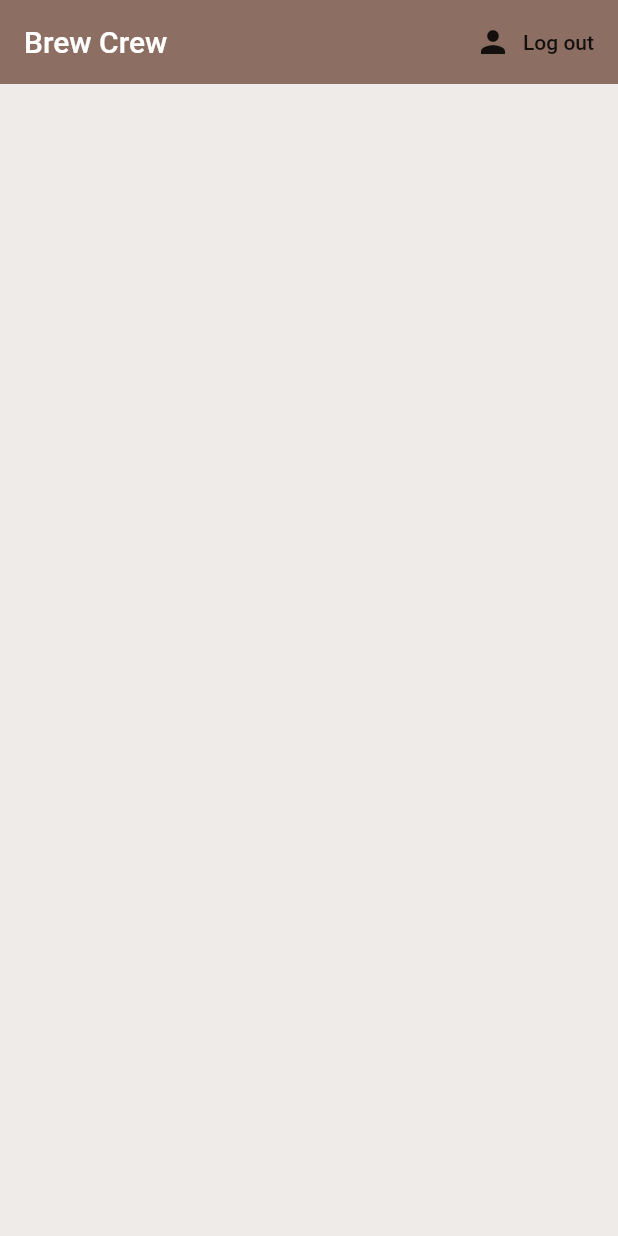
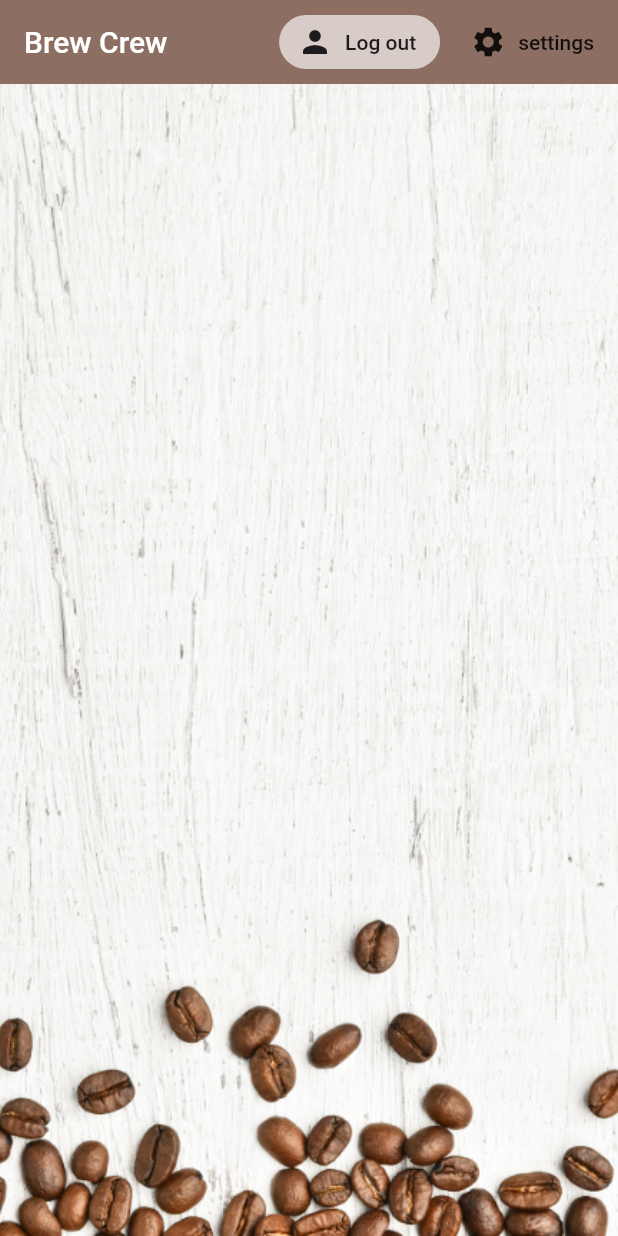
Before and after one commit to Jazzie-z/flutter-firebase, a Flutter app: the screen it shows once a user with an empty profile is signed in, after a tap on "Log out", on a phone screen of 412 x 824 dp. Run offline on Flutter 3.47's test engine with Material 2 defaults, Android fonts, the phone set to English and light mode, and no system bars; our stand-ins replace cloud_firestore, firebase_auth, flutter_spinkit; accounts and stored records are empty.

```diff
--- a/lib/main.dart
+++ b/lib/main.dart
@@ -15,7 +15,10 @@ class MyApp extends StatelessWidget {
     return StreamProvider<User>.value(
       value: AuthService().user,
       child: MaterialApp(
-        home: Wrapper(),
+        debugShowCheckedModeBanner: false,
+        home: Scaffold(
+          body: Wrapper(),
+        ),
       ),
     );
   }
--- /dev/null
+++ b/lib/models/brew.dart
@@ -0,0 +1,7 @@
+class Brew {
+  final String name;
+  final String sugars;
+  final int strength;
+
+  Brew({this.name, this.sugars, this.strength});
+}
--- a/lib/models/user.dart
+++ b/lib/models/user.dart
@@ -3,3 +3,10 @@ class User {
 
   User({this.uid});
 }
+
+class UserData {
+  final String uid, name, sugars;
+  final int strength;
+
+  UserData({this.uid, this.name, this.sugars, this.strength});
+}
--- /dev/null
+++ b/lib/screens/authenticate/components/input_box.dart
@@ -0,0 +1,24 @@
+import 'package:brew_crew/constants.dart';
+import 'package:flutter/material.dart';
+
+class InputBox extends StatelessWidget {
+  final String hint, initialValue;
+  final bool obscureText;
+  final Function onChange, validator;
+
+  const InputBox({Key key, this.hint, this.validator, this.onChange, this.obscureText=false, this.initialValue=''})
+      : super(key: key);
+
+  @override
+  Widget build(BuildContext context) {
+    return TextFormField(
+      decoration: textInputDecoration.copyWith(
+        hintText: hint,
+      ),
+      obscureText: obscureText,
+      onChanged: onChange,
+      validator: validator,
+      initialValue: initialValue,
+    );
+  }
+}
--- a/lib/screens/authenticate/register.dart
+++ b/lib/screens/authenticate/register.dart
@@ -1,3 +1,4 @@
+import 'package:brew_crew/screens/authenticate/components/input_box.dart';
 import 'package:brew_crew/services/auth.dart';
 import 'package:flutter/material.dart';
 
@@ -5,14 +6,17 @@ class Register extends StatefulWidget {
   final Function toggleView;
 
   Register({this.toggleView});
+
   @override
   _RegisterState createState() => _RegisterState();
 }
 
 class _RegisterState extends State<Register> {
   final AuthService _auth = AuthService();
+  final _formKey = GlobalKey<FormState>();
   String email = '';
   String password = '';
+  String error = '';
 
   @override
   Widget build(BuildContext context) {
@@ -34,34 +38,34 @@ class _RegisterState extends State<Register> {
       body: Container(
           padding: EdgeInsets.symmetric(vertical: 20.0, horizontal: 50.0),
           child: Form(
+            key: _formKey,
             child: Column(
               children: <Widget>[
                 SizedBox(
                   height: 20.0,
                 ),
-                TextFormField(
-                  decoration: InputDecoration(
-                    hintText: 'Email'
-                  ),
-                  onChanged: (value) {
+                InputBox(
+                  hint: 'Email',
+                  onChange: (value) {
                     setState(() {
                       email = value;
                     });
                   },
+                  validator: (value) => value.isEmpty ? 'Enter an email' : null,
                 ),
                 SizedBox(
                   height: 20.0,
                 ),
-                TextFormField(
-                  obscureText: true,
-                  decoration: InputDecoration(
-                      hintText: 'Password'
-                  ),
-                  onChanged: (value) {
+                InputBox(
+                  hint: 'Password',
+                    obscureText:true,
+                  onChange: (value) {
                     setState(() {
                       password = value;
                     });
                   },
+                  validator: (value) =>
+                  value.length < 6 ? 'Enter a password 6+ char long' : null,
                 ),
                 SizedBox(
                   height: 20.0,
@@ -71,10 +75,23 @@ class _RegisterState extends State<Register> {
                   child:
                       Text('Register', style: TextStyle(color: Colors.white)),
                   onPressed: () async {
-                    print(email);
-                    print(password);
+                    if (_formKey.currentState.validate()) {
+                      dynamic result =
+                          await _auth.registerWithEmailPass(email, password);
+                      if (result == null) {
+                        setState(() {
+                          error = 'Something went wrong';
+                        });
+                      }
+                    }
                   },
-                )
+                ),
+                SizedBox(
+                  height: 20.0,
+                ),
+                Text(error, style: TextStyle(
+                  color: Colors.red, fontSize: 14
+                ),)
               ],
             ),
           )),
--- a/lib/screens/authenticate/sign_in.dart
+++ b/lib/screens/authenticate/sign_in.dart
@@ -1,3 +1,5 @@
+import 'package:brew_crew/screens/authenticate/components/input_box.dart';
+import 'package:brew_crew/screens/loading.dart';
 import 'package:brew_crew/services/auth.dart';
 import 'package:flutter/material.dart';
 
@@ -12,13 +14,18 @@ class SignIn extends StatefulWidget {
 
 class _SignInState extends State<SignIn> {
   final AuthService _auth = AuthService();
+  final _formKey = GlobalKey<FormState>();
+  bool loading = false;
 
   String email = '';
   String password = '';
+  String error = '';
 
   @override
   Widget build(BuildContext context) {
-    return Scaffold(
+    return loading
+        ? Loading()
+        : Scaffold(
             backgroundColor: Colors.brown[100],
             appBar: AppBar(
               backgroundColor: Colors.brown[400],
@@ -33,46 +40,77 @@ class _SignInState extends State<SignIn> {
                     label: Text('Register'))
               ],
             ),
-      body: Container(
-          padding: EdgeInsets.symmetric(vertical: 20.0, horizontal: 50.0),
+            body: SingleChildScrollView(
+              child: Container(
+                  padding:
+                      EdgeInsets.symmetric(vertical: 20.0, horizontal: 50.0),
                   child: Form(
+                    key: _formKey,
                     child: Column(
                       children: <Widget>[
                         SizedBox(
                           height: 20.0,
                         ),
-                TextFormField(
-                  onChanged: (value) {
+                        InputBox(
+                          hint: 'Email',
+                          onChange: (value) {
                             setState(() {
                               email = value;
                             });
                           },
+                          validator: (value) =>
+                              value.isEmpty ? 'Enter an email' : null,
                         ),
                         SizedBox(
                           height: 20.0,
                         ),
-                TextFormField(
+                        InputBox(
+                          hint: 'Password',
                           obscureText: true,
-                  onChanged: (value) {
+                          onChange: (value) {
                             setState(() {
                               password = value;
                             });
                           },
+                          validator: (value) => value.length < 6
+                              ? 'Enter a password 6+ char long'
+                              : null,
                         ),
                         SizedBox(
                           height: 20.0,
                         ),
                         RaisedButton(
                           color: Colors.pink[400],
-                  child: Text('Sign in', style: TextStyle(color: Colors.white)),
+                          child: Text('Sign in',
+                              style: TextStyle(color: Colors.white)),
                           onPressed: () async {
-                    print(email);
-                    print(password);
+                            if (_formKey.currentState.validate()) {
+                              setState(() {
+                                loading = true;
+                              });
+                              dynamic result =
+                                  await _auth.signIn(email, password);
+                              if (result == null) {
+                                setState(() {
+                                  error = 'Something went wrong';
+                                  loading = false;
+                                });
+                                print(result);
+                              }
+                            }
                           },
+                        ),
+                        SizedBox(
+                          height: 20.0,
+                        ),
+                        Text(
+                          error,
+                          style: TextStyle(color: Colors.red, fontSize: 14),
                         )
                       ],
                     ),
                   )),
+            ),
           );
   }
 }
--- /dev/null
+++ b/lib/screens/home/brew_list.dart
@@ -0,0 +1,23 @@
+import 'package:brew_crew/models/brew.dart';
+import 'package:brew_crew/screens/home/brew_tile.dart';
+import 'package:flutter/material.dart';
+import 'package:provider/provider.dart';
+
+class BrewList extends StatefulWidget {
+  @override
+  _BrewListState createState() => _BrewListState();
+}
+
+class _BrewListState extends State<BrewList> {
+  @override
+  Widget build(BuildContext context) {
+    final brews = Provider.of<List<Brew>>(context) ?? [];
+
+    return ListView.builder(
+      itemCount: brews.length,
+      itemBuilder: (BuildContext context,int index) {
+        return BrewTile(brew:brews[index]);
+      },
+    );
+  }
+}
--- a/lib/screens/home/home.dart
+++ b/lib/screens/home/home.dart
@@ -1,24 +1,64 @@
+import 'package:brew_crew/models/brew.dart';
+import 'package:brew_crew/screens/home/brew_list.dart';
+import 'package:brew_crew/screens/home/settings.dart';
 import 'package:brew_crew/services/auth.dart';
+import 'package:brew_crew/services/database.dart';
 import 'package:flutter/material.dart';
+import 'package:provider/provider.dart';
 
 class Home extends StatelessWidget {
   final AuthService _auth = AuthService();
+
   @override
   Widget build(BuildContext context) {
-    return Scaffold(
+    void _showSettingPanel() {
+      showModalBottomSheet(
+          context: context,
+          builder: (context) {
+            return Container(
+                padding: EdgeInsets.symmetric(vertical: 20.0, horizontal: 60.0),
+                child: Settings());
+          });
+    }
+
+    return StreamProvider<List<Brew>>.value(
+      value: DatabaseService().brews,
+      child: Scaffold(
         backgroundColor: Colors.brown[50],
         appBar: AppBar(
           title: Text('Brew Crew'),
           backgroundColor: Colors.brown[400],
           elevation: 0.0,
           actions: <Widget>[
-          FlatButton.icon(
+            Center(
+              child: Padding(
+                padding: const EdgeInsets.all(8.0),
+                child: FlatButton.icon(
+                    color: Colors.brown[100],
+                    shape: RoundedRectangleBorder(
+                      borderRadius: BorderRadius.circular(20),
+                    ),
                     onPressed: () async {
                       await _auth.signOut();
                     },
                     icon: Icon(Icons.person),
-              label: Text('Log out'))
+                    label: Text('Log out')),
+              ),
+            ),
+            FlatButton.icon(
+                onPressed: () => _showSettingPanel(),
+                icon: Icon(Icons.settings),
+                label: Text('settings'))
           ],
+        ),
+        body: Container(
+            decoration: BoxDecoration(
+              image: DecorationImage(
+                image: AssetImage('assets/coffee_bg.png'),
+                fit: BoxFit.cover
+              )
+            ),
+            child: BrewList()),
       ),
     );
   }
--- /dev/null
+++ b/lib/services/database.dart
@@ -0,0 +1,48 @@
+import 'package:brew_crew/models/brew.dart';
+import 'package:brew_crew/models/user.dart';
+import 'package:cloud_firestore/cloud_firestore.dart';
+
+class DatabaseService {
+  final String uid;
+
+  DatabaseService({this.uid});
+
+// collection reference
+  final CollectionReference brewCollection =
+      Firestore.instance.collection('my-brews');
+
+  Future updateUserData(String sugars, String name, int strength) async {
+    return await brewCollection
+        .document(uid)
+        .setData({'sugars': sugars, 'name': name, 'strength': strength});
+  }
+
+  //brew list from snapshot
+  List<Brew> _brewListFromSnapshot(QuerySnapshot snapshot) {
+    return snapshot.documents
+        .map((doc) => Brew(
+            name: doc.data['name'] ?? '',
+            sugars: doc.data['sugars'] ?? '0',
+            strength: doc.data['strength'] ?? 0))
+        .toList();
+  }
+
+  //user data from snapshot
+  UserData _userDataFromSnapshot(DocumentSnapshot snapshot) {
+    return UserData(
+      uid: uid,
+      name: snapshot.data['name'],
+      sugars: snapshot.data['sugars'],
+      strength: snapshot.data['strength'],
+    );
+  }
+
+//get brew stream
+  Stream<List<Brew>> get brews {
+    return brewCollection.snapshots().map(_brewListFromSnapshot);
+  }
+//
+  Stream<UserData> get userData {
+    return brewCollection.document(uid).snapshots().map(_userDataFromSnapshot);
+  }
+}
--- a/pubspec.yaml
+++ b/pubspec.yaml
@@ -31,6 +31,7 @@ dependencies:
   firebase_auth: ^0.14.0+5
   provider: ^4.3.2+1
   cloud_firestore: ^0.12.9+4
+  flutter_spinkit: ^4.0.0
 
 dev_dependencies:
   flutter_test:
@@ -48,9 +49,8 @@ flutter:
   uses-material-design: true
 
   # To add assets to your application, add an assets section, like this:
-  # assets:
-  #   - images/a_dot_burr.jpeg
-  #   - images/a_dot_ham.jpeg
+  assets:
+   - assets/
 
   # An image asset can refer to one or more resolution-specific "variants", see
   # https://flutter.dev/assets-and-images/#resolution-aware.
```
Also changed, not shown: lib/constants.dart (added, +9 -0 lines), lib/screens/home/brew_tile.dart (added, +27 -0 lines), lib/screens/home/settings.dart (added, +106 -0 lines), lib/screens/loading.dart (added, +17 -0 lines), lib/services/auth.dart (+25 -0 lines), assets/coffee_bg.png (added), assets/coffee_icon.png (added), pubspec.lock. Lines whose indentation alone changed are shown as unchanged.
